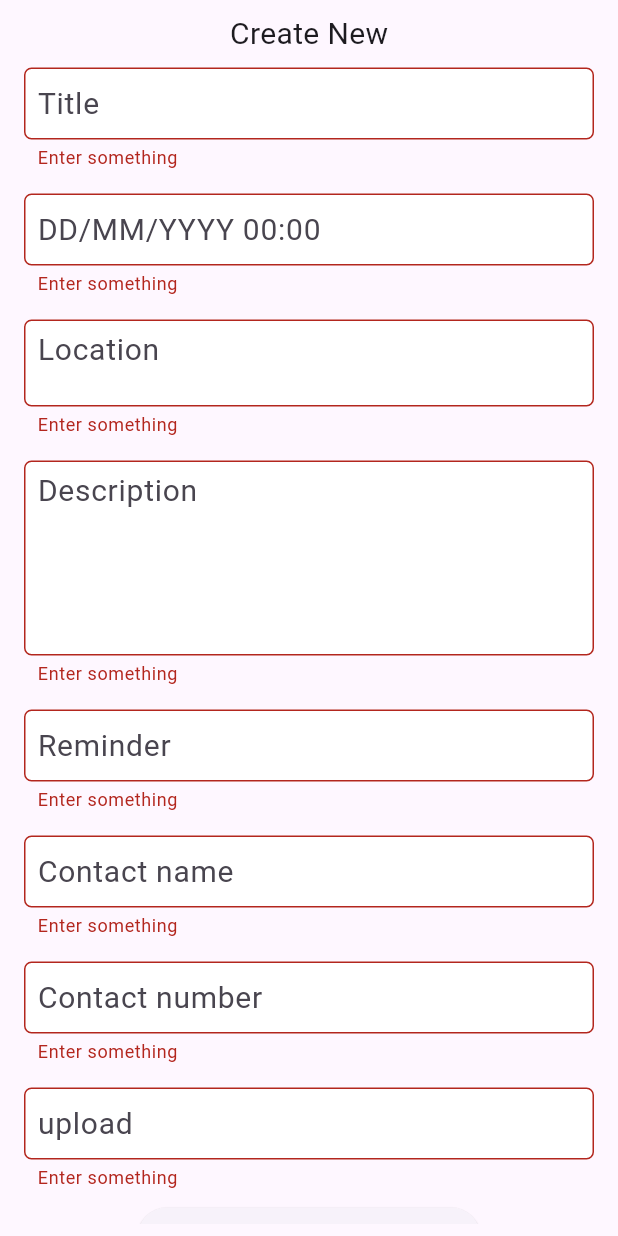
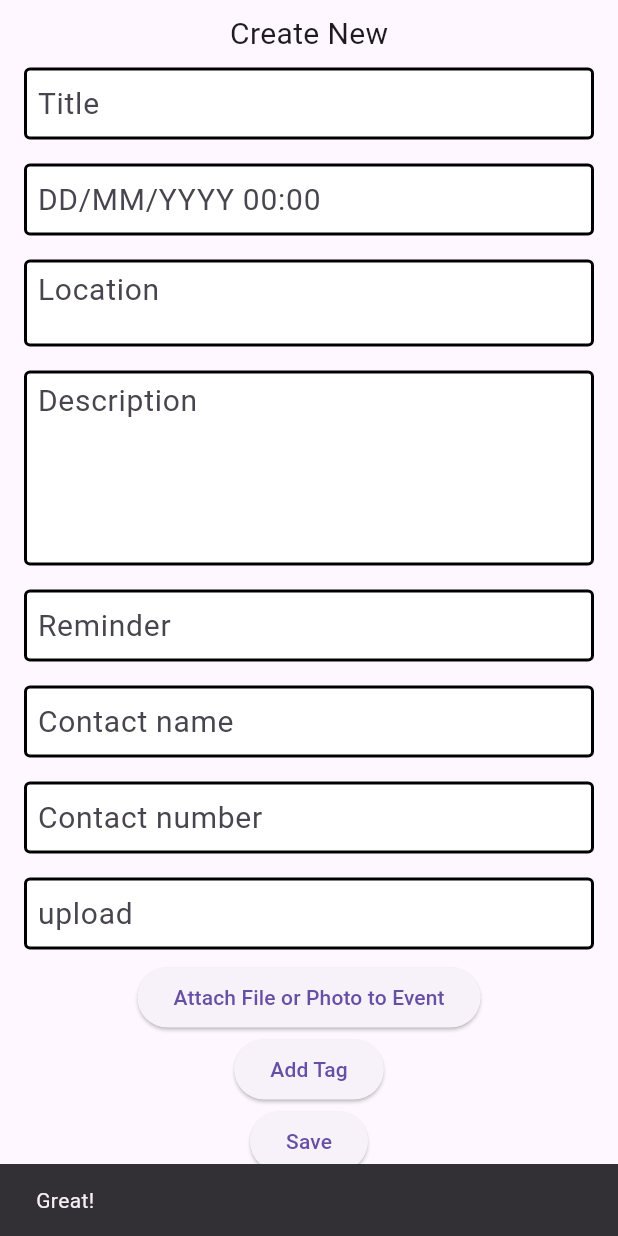
Before and after one commit to frasey/a_safe_place, a Flutter app: the Event screen opened directly, after a tap on "Save", on a phone screen of 412 x 824 dp. Run offline on Flutter 3.47's test engine with Material 3 defaults, Android fonts, the phone set to English and light mode, and no system bars; our stand-ins replace file_picker, flutter_colorpicker, open_file, page_transition.

Commit message:
added validation parameter and turnery to standard input field

```diff
--- a/lib/Events/StandardInputField.dart
+++ b/lib/Events/StandardInputField.dart
@@ -5,9 +5,12 @@ class StandardInputField extends StatelessWidget {
   final TextInputType keyboardType;
   final int? maxLines;
   final TextEditingController controller;
+  final bool requireValidation;
+
 
   const StandardInputField(
-      {super.key, required this.name, required this.keyboardType, required this.maxLines, required this.controller});
+      {super.key, required this.name, required this.keyboardType, required this.maxLines,
+        required this.controller, this.requireValidation = false});
 
   @override
   Widget build(BuildContext context) {
@@ -33,7 +36,7 @@ class StandardInputField extends StatelessWidget {
             fontSize: 20,
           ),
           filled: true,
-          fillColor: Colors.white, //MIGHT WANT TO CHANGE THIS IF HAVE THEME
+          fillColor: Colors.white,    //TODO MIGHT WANT TO CHANGE THIS IF HAVE THEME
           contentPadding: const EdgeInsets.all(5.0),
           focusedBorder: border,
           enabledBorder: border,
@@ -41,16 +44,16 @@ class StandardInputField extends StatelessWidget {
             borderRadius: BorderRadius.circular(5),
           ),
         ),
-        validator: (value) {
+        validator: requireValidation
+          ? (value) {
           // validator will return the value of all the information entered in the text field
           if (value == null || value.isEmpty) {
             return 'Enter something';
           }
           return null;
-        },
+        }
+        : null,
       ),
     );
   }
 }
-
-//TODO update validators so only used when relevant
--- a/lib/main.dart
+++ b/lib/main.dart
@@ -1,9 +1,7 @@
 import 'dart:ui';
-
 import 'package:a_safe_place/Database/mongodb.dart';
 import 'package:a_safe_place/Events/Event.dart';
 import 'package:flutter/material.dart';
-import 'package:flutter_dotenv/flutter_dotenv.dart';
 import 'Homepage/HomePage.dart';
 
 void main() async {
@@ -21,7 +19,7 @@ class MyApp extends StatelessWidget {
   Widget build(BuildContext context) {
     return const MaterialApp(
       title: 'A Safe Place',
-      home: HomePage(),
+      home: Event(),
       // home: HomePage(),
     );
   }
```
